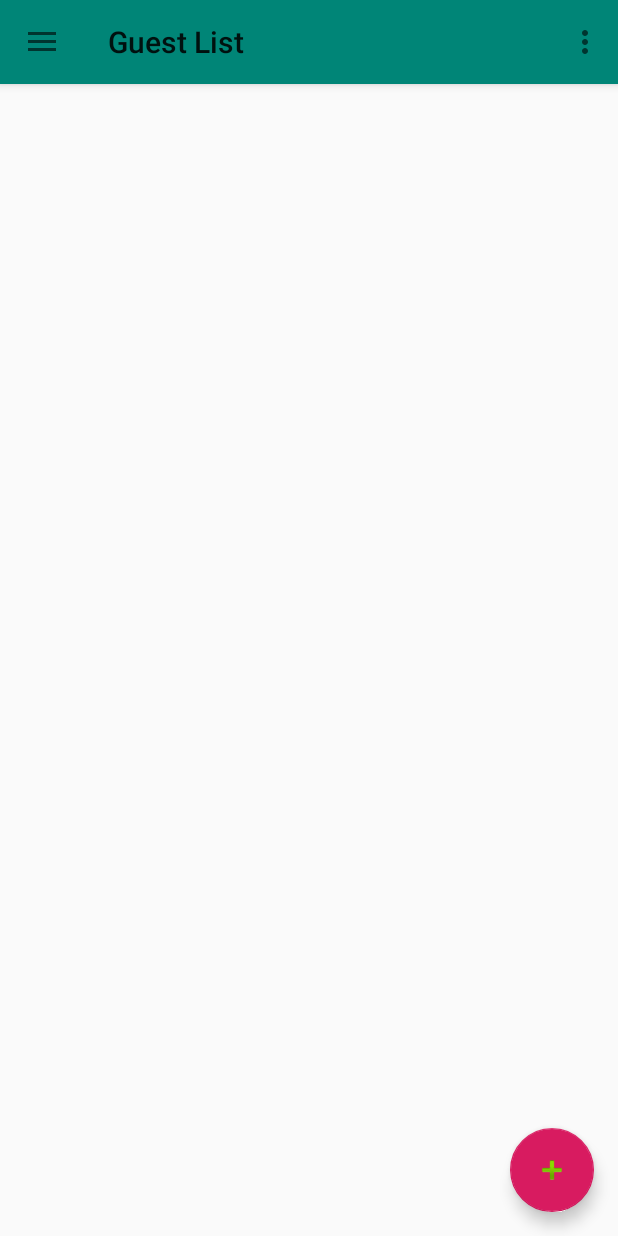
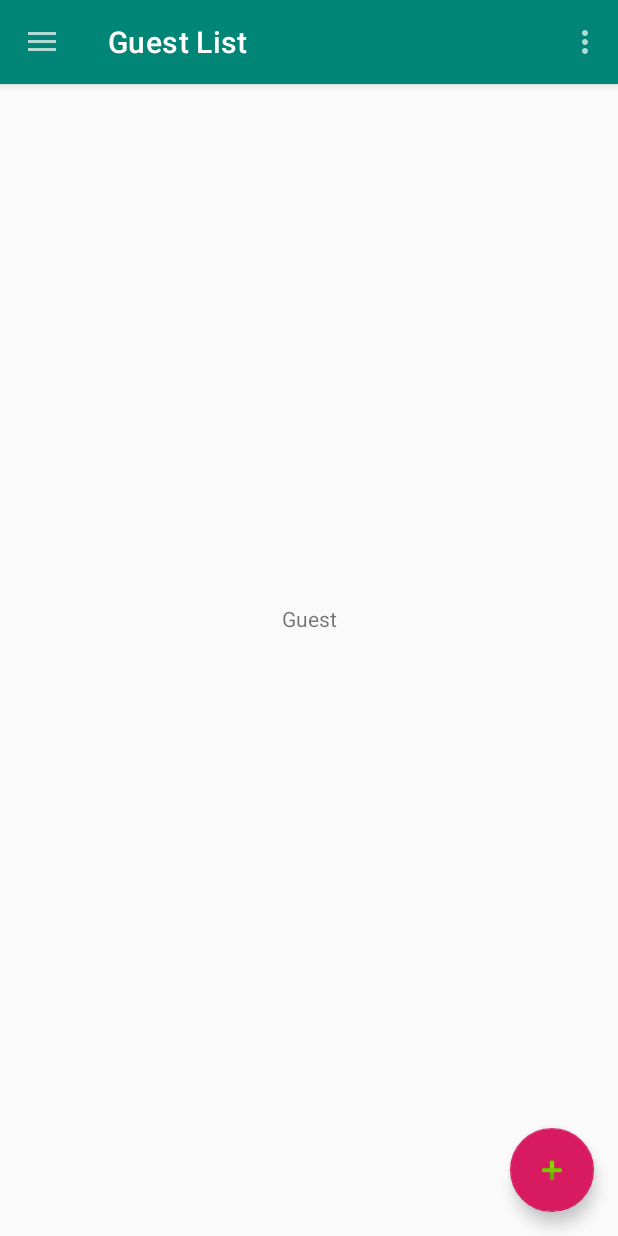
Before and after one commit to reginaldobarreto/GuestList, an Android app: the screen it shows after launch (MainActivity), on a phone screen of 412 x 824 dp. Run offline under Robolectric (Android 15) with nearby library versions, the phone set to English and light mode, and no system bars; our stand-ins replace ButterKnife.

Commit message:
carregamento do fragmento guest no load do app

```diff
--- a/app/src/main/java/br/com/barrsoft/guestlist/MainActivity.java
+++ b/app/src/main/java/br/com/barrsoft/guestlist/MainActivity.java
@@ -45,6 +45,8 @@ public class MainActivity extends AppCompatActivity {
         drawerLayout.addDrawerListener(drawerToggle);
         drawerToggle.syncState();
 
+        loadFragmentMain();
+
         navigationView.setNavigationItemSelectedListener(new NavigationView.OnNavigationItemSelectedListener() {
 
             @Override
@@ -72,6 +74,14 @@ public class MainActivity extends AppCompatActivity {
                 return true;
             }
         });
+    }
+
+    private void loadFragmentMain() {
+
+        Fragment fragment = new GuestFragment();;
+        FragmentTransaction transaction = getSupportFragmentManager().beginTransaction();
+        transaction.replace(R.id.content_frame, fragment);
+        transaction.commit();
     }
 
     @Override
--- a/app/src/main/res/layout/bar_main.xml
+++ b/app/src/main/res/layout/bar_main.xml
@@ -13,7 +13,8 @@
         <androidx.appcompat.widget.Toolbar
             android:id="@+id/toolbar"
             android:layout_width="match_parent"
-            android:layout_height="?attr/actionBarSize">
+            android:layout_height="?attr/actionBarSize"
+            android:theme="@style/Theme.MaterialComponents.NoActionBar">
 
         </androidx.appcompat.widget.Toolbar>
 
```
Also changed, not shown: app/src/main/res/mipmap-hdpi/ic_launcher_round.png, app/src/main/res/mipmap-mdpi/ic_launcher_round.png, app/src/main/res/mipmap-xhdpi/ic_launcher_round.png, app/src/main/res/mipmap-xxhdpi/ic_launcher_round.png, app/src/main/res/mipmap-xxxhdpi/ic_launcher_round.png, app/src/main/web_hi_res_512.png (added).
